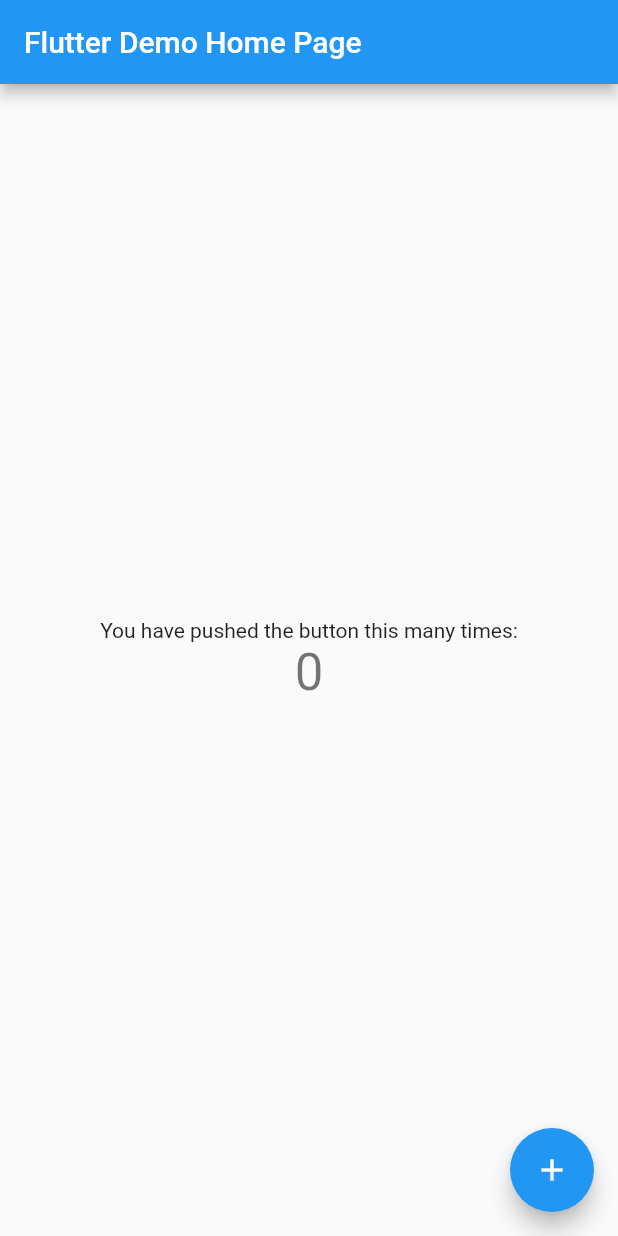
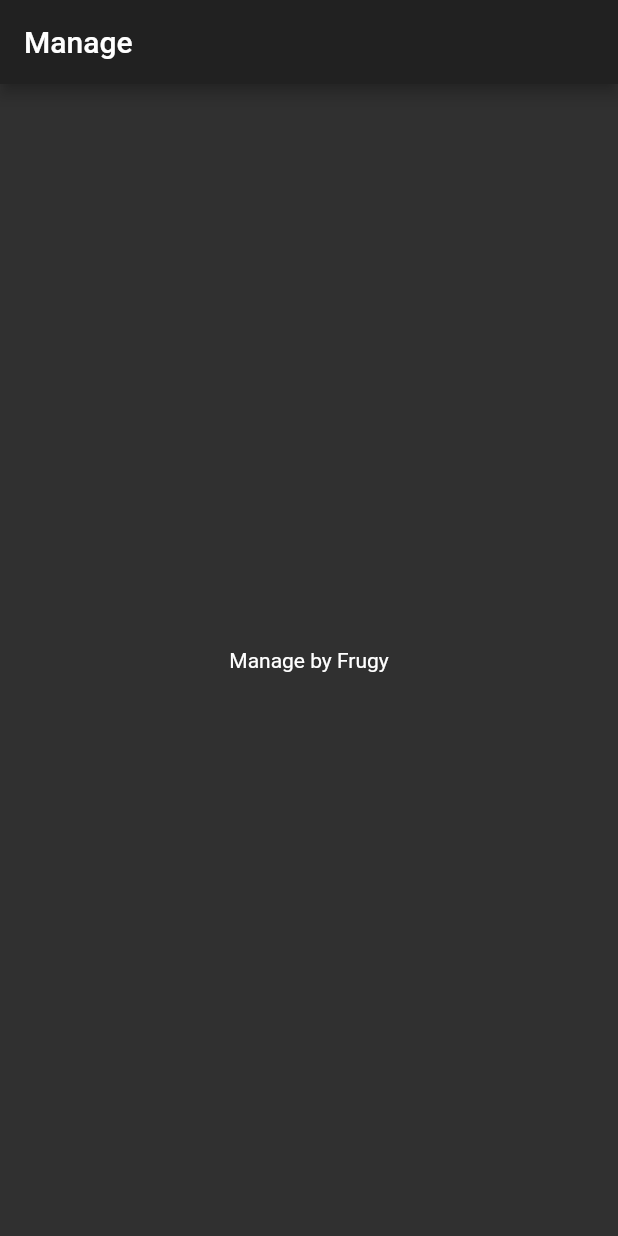
Before and after one commit to frugy-gtu/manage, a Flutter app: the screen it shows after launch, on a phone screen of 412 x 824 dp. Run offline on Flutter 3.47's test engine with Material 2 defaults, Android fonts, the light colour scheme and no system bars.

Commit message:
Add app entry

```diff
--- /dev/null
+++ b/app/manage/lib/core/manage_app.dart
@@ -0,0 +1,20 @@
+import 'package:flutter/material.dart';
+
+class ManageApp extends StatelessWidget {
+  // This widget is the root of your application.
+  @override
+  Widget build(BuildContext context) {
+    return MaterialApp(
+      title: 'Manage',
+      theme: ThemeData.dark(),
+      home: Scaffold(
+        appBar: AppBar(
+          title: Text('Manage'),
+        ),
+        body: Center(
+          child: Text('Manage by Frugy'),
+        ),
+      ),
+    );
+  }
+}
--- a/app/manage/lib/main.dart
+++ b/app/manage/lib/main.dart
@@ -1,117 +1,7 @@
-import 'package:flutter/material.dart';
+import 'package:flutter/widgets.dart' show runApp;
+
+import 'core/manage_app.dart';
 
 void main() {
-  runApp(MyApp());
+  runApp(ManageApp());
 }
-
-class MyApp extends StatelessWidget {
-  // This widget is the root of your application.
-  @override
-  Widget build(BuildContext context) {
-    return MaterialApp(
-      title: 'Flutter Demo',
-      theme: ThemeData(
-        // This is the theme of your application.
-        //
-        // Try running your application with "flutter run". You'll see the
-        // application has a blue toolbar. Then, without quitting the app, try
-        // changing the primarySwatch below to Colors.green and then invoke
-        // "hot reload" (press "r" in the console where you ran "flutter run",
-        // or simply save your changes to "hot reload" in a Flutter IDE).
-        // Notice that the counter didn't reset back to zero; the application
-        // is not restarted.
-        primarySwatch: Colors.blue,
-        // This makes the visual density adapt to the platform that you run
-        // the app on. For desktop platforms, the controls will be smaller and
-        // closer together (more dense) than on mobile platforms.
-        visualDensity: VisualDensity.adaptivePlatformDensity,
-      ),
-      home: MyHomePage(title: 'Flutter Demo Home Page'),
-    );
-  }
-}
-
-class MyHomePage extends StatefulWidget {
-  MyHomePage({Key key, this.title}) : super(key: key);
-
-  // This widget is the home page of your application. It is stateful, meaning
-  // that it has a State object (defined below) that contains fields that affect
-  // how it looks.
-
-  // This class is the configuration for the state. It holds the values (in this
-  // case the title) provided by the parent (in this case the App widget) and
-  // used by the build method of the State. Fields in a Widget subclass are
-  // always marked "final".
-
-  final String title;
-
-  @override
-  _MyHomePageState createState() => _MyHomePageState();
-}
-
-class _MyHomePageState extends State<MyHomePage> {
-  int _counter = 0;
-
-  void _incrementCounter() {
-    setState(() {
-      // This call to setState tells the Flutter framework that something has
-      // changed in this State, which causes it to rerun the build method below
-      // so that the display can reflect the updated values. If we changed
-      // _counter without calling setState(), then the build method would not be
-      // called again, and so nothing would appear to happen.
-      _counter++;
-    });
-  }
-
-  @override
-  Widget build(BuildContext context) {
-    // This method is rerun every time setState is called, for instance as done
-    // by the _incrementCounter method above.
-    //
-    // The Flutter framework has been optimized to make rerunning build methods
-    // fast, so that you can just rebuild anything that needs updating rather
-    // than having to individually change instances of widgets.
-    return Scaffold(
-      appBar: AppBar(
-        // Here we take the value from the MyHomePage object that was created by
-        // the App.build method, and use it to set our appbar title.
-        title: Text(widget.title),
-      ),
-      body: Center(
-        // Center is a layout widget. It takes a single child and positions it
-        // in the middle of the parent.
-        child: Column(
-          // Column is also a layout widget. It takes a list of children and
-          // arranges them vertically. By default, it sizes itself to fit its
-          // children horizontally, and tries to be as tall as its parent.
-          //
-          // Invoke "debug painting" (press "p" in the console, choose the
-          // "Toggle Debug Paint" action from the Flutter Inspector in Android
-          // Studio, or the "Toggle Debug Paint" command in Visual Studio Code)
-          // to see the wireframe for each widget.
-          //
-          // Column has various properties to control how it sizes itself and
-          // how it positions its children. Here we use mainAxisAlignment to
-          // center the children vertically; the main axis here is the vertical
-          // axis because Columns are vertical (the cross axis would be
-          // horizontal).
-          mainAxisAlignment: MainAxisAlignment.center,
-          children: <Widget>[
-            Text(
-              'You have pushed the button this many times:',
-            ),
-            Text(
-              '$_counter',
-              style: Theme.of(context).textTheme.headline4,
-            ),
-          ],
-        ),
-      ),
-      floatingActionButton: FloatingActionButton(
-        onPressed: _incrementCounter,
-        tooltip: 'Increment',
-        child: Icon(Icons.add),
-      ), // This trailing comma makes auto-formatting nicer for build methods.
-    );
-  }
-}
```
